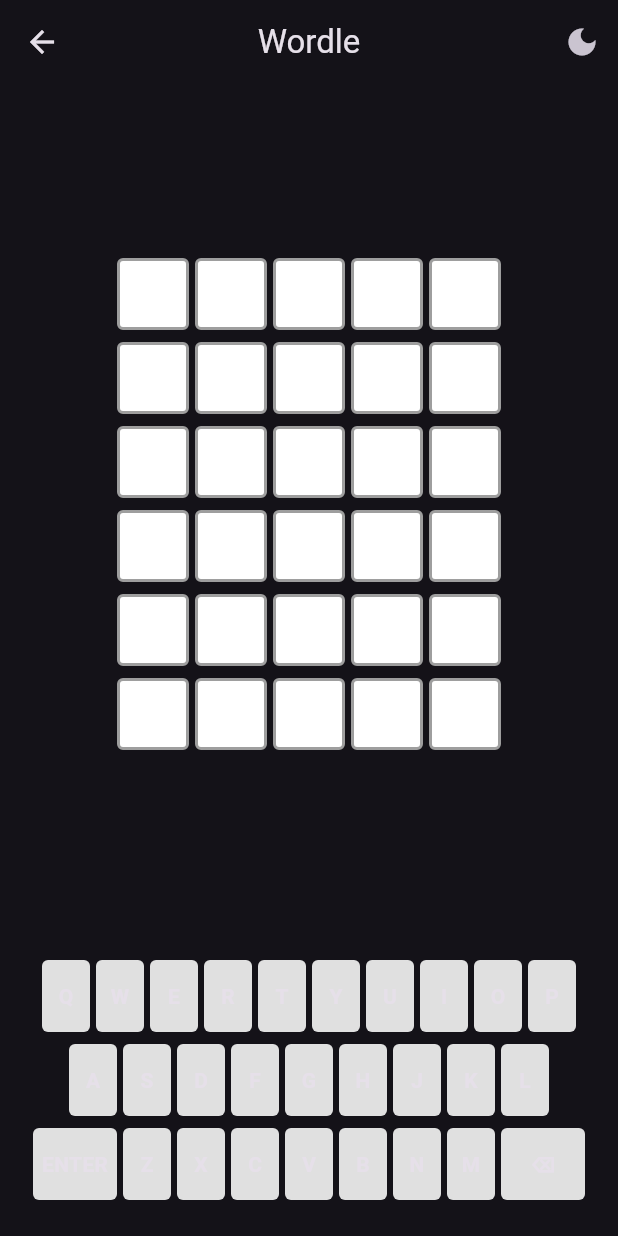
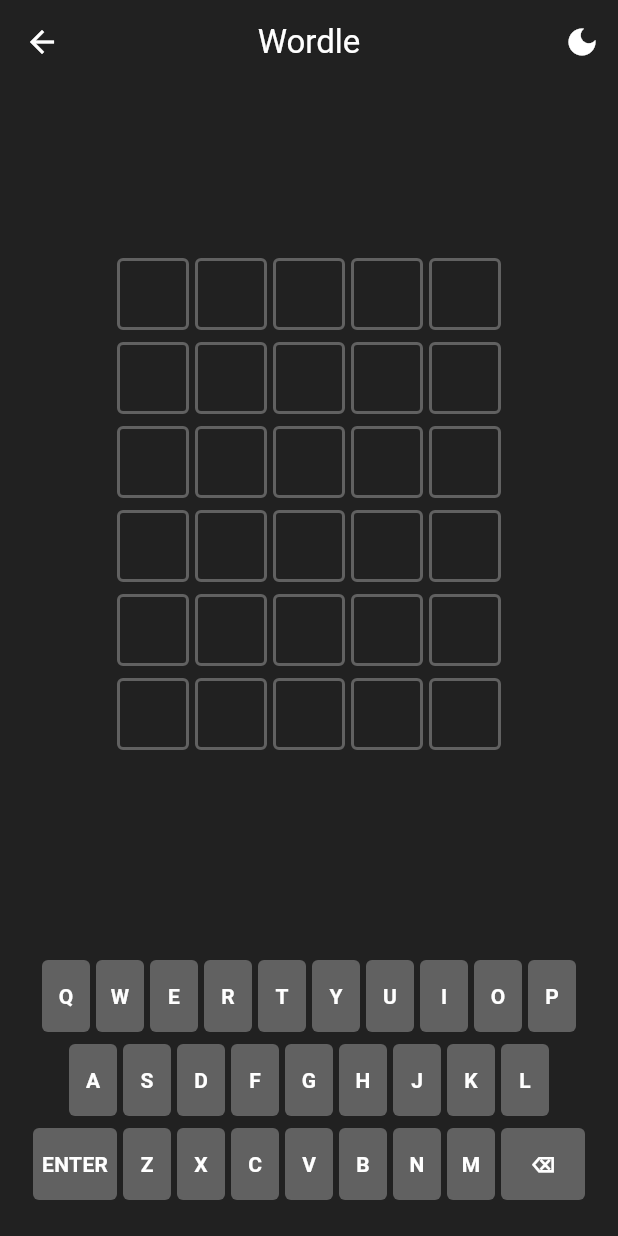
Before and after one commit to quiellll/flutter_wordle, a Flutter app: the screen it shows after launch, after a tap on the "light mode" icon, after a tap on "English", on a phone screen of 412 x 824 dp. Run offline on Flutter 3.47's test engine with Material 3 defaults, Android fonts, the phone set to English and light mode, and no system bars; our stand-ins replace shared_preferences; accounts and stored records are empty; project files that could hold a hidden picture were left out.

Commit message:
colorines arregladitos

```diff
--- a/lib/main.dart
+++ b/lib/main.dart
@@ -1,6 +1,7 @@
 import 'dart:convert';
 
 import 'package:flutter/material.dart';
+import 'package:flutter_wordle/widgets/theme/theme_colors.dart';
 import 'package:flutter_wordle/widgets/theme/theme_toggle.dart';
 import 'package:shared_preferences/shared_preferences.dart';
 import 'package:provider/provider.dart';
@@ -86,10 +87,9 @@
         builder: (context, themeProvider, _) {
           return MaterialApp(
             title: 'Wordle',
-            theme: ThemeData(
-              primarySwatch: Colors.grey,
-              brightness: themeProvider.isDarkMode ? Brightness.dark : Brightness.light,
-            ),
+            theme: WordleColors.getLightTheme(),
+            darkTheme: WordleColors.getDarkTheme(),
+            themeMode: themeProvider.isDarkMode ? ThemeMode.dark : ThemeMode.light,
             home: HomePage(
               isDarkMode: themeProvider.isDarkMode,
               onThemeToggle: themeProvider.toggleTheme,
@@ -210,7 +210,7 @@
                     child: _buildLanguageButton(
                       context,
                       'English',
-                      Colors.blue,
+                      WordleColors().englishButton,
                       () => _startGame(context, Language.english),
                     ),
                   ),
@@ -219,7 +219,7 @@
                     child: _buildLanguageButton(
                       context,
                       'Español',
-                      Colors.orange,
+                      WordleColors().spanishButton,
                       () => _startGame(context, Language.spanish),
                     ),
                   ),
--- a/lib/widgets/game/game_keyboard.dart
+++ b/lib/widgets/game/game_keyboard.dart
@@ -1,5 +1,7 @@
 import 'package:flutter/material.dart';
 import 'package:flutter_wordle/models/models.dart';
+import 'package:provider/provider.dart';
+import '../theme/theme_provider.dart';
 
 class GameKeyboard extends StatelessWidget {
   final Language language;
@@ -19,6 +21,7 @@
 
   @override
   Widget build(BuildContext context) {
+    final isDarkMode = context.watch<ThemeProvider>().isDarkMode;
     final List<List<String>> layout = language == Language.english ?
       [
         ['Q', 'W', 'E', 'R', 'T', 'Y', 'U', 'I', 'O', 'P'],
@@ -42,10 +45,10 @@
                 mainAxisAlignment: MainAxisAlignment.center,
                 children: [
                   if (row == layout.last)
-                    _buildSpecialKey('ENTER', onEnter),
-                  ...row.map((letter) => _buildKey(letter)),
+                    _buildSpecialKey('ENTER', onEnter, isDarkMode),
+                  ...row.map((letter) => _buildKey(letter, isDarkMode)),
                   if (row == layout.last)
-                    _buildSpecialKey('⌫', onBackspace),
+                    _buildSpecialKey('⌫', onBackspace, isDarkMode),
                 ],
               ),
             ),
@@ -54,7 +57,7 @@
     );
   }
 
-  Widget _buildKey(String letter) {
+  Widget _buildKey(String letter, bool isDarkMode) {
     Color getKeyColor() {
       switch (keyStates[letter]) {
         case KeyState.correct:
@@ -62,16 +65,23 @@
         case KeyState.wrongPosition:
           return Colors.orange;
         case KeyState.wrong:
-          return Colors.grey;
+          return isDarkMode ? Colors.grey.shade800 : Colors.grey;
         default:
-          return Colors.grey.shade300;
+          return isDarkMode ? Colors.grey.shade700 : Colors.grey.shade300;
       }
     }
+
+    final keyColor = getKeyColor();
+    final textColor = isDarkMode ||
+                     keyStates[letter] == KeyState.correct ||
+                     keyStates[letter] == KeyState.wrongPosition
+        ? Colors.white
+        : Colors.black;
 
     return Padding(
       padding: const EdgeInsets.all(2),
       child: Material(
-        color: getKeyColor(),
+        color: keyColor,
         borderRadius: BorderRadius.circular(4),
         child: InkWell(
           onTap: () => onKeyTap(letter),
@@ -81,8 +91,9 @@
             alignment: Alignment.center,
             child: Text(
               letter,
-              style: const TextStyle(
+              style: TextStyle(
                 fontWeight: FontWeight.bold,
+                color: textColor,
               ),
             ),
           ),
@@ -91,11 +102,14 @@
     );
   }
 
-  Widget _buildSpecialKey(String text, VoidCallback onTap) {
+  Widget _buildSpecialKey(String text, VoidCallback onTap, bool isDarkMode) {
+    final backgroundColor = isDarkMode ? Colors.grey.shade700 : Colors.grey.shade300;
+    final textColor = isDarkMode ? Colors.white : Colors.black;
+
     return Padding(
       padding: const EdgeInsets.all(2),
       child: Material(
-        color: Colors.grey.shade300,
+        color: backgroundColor,
         borderRadius: BorderRadius.circular(4),
         child: InkWell(
           onTap: onTap,
@@ -105,8 +119,9 @@
             alignment: Alignment.center,
             child: Text(
               text,
-              style: const TextStyle(
+              style: TextStyle(
                 fontWeight: FontWeight.bold,
+                color: textColor,
               ),
             ),
           ),
--- a/lib/widgets/game/game_tile.dart
+++ b/lib/widgets/game/game_tile.dart
@@ -1,5 +1,8 @@
 import 'package:flutter/material.dart';
+import 'package:provider/provider.dart';
 import '../../models/models.dart';
+import '../theme/theme_provider.dart';
+import '../theme/theme_colors.dart';
 
 class GameTile extends StatelessWidget {
   final String letter;
@@ -13,14 +16,17 @@
 
   @override
   Widget build(BuildContext context) {
+    final isDarkMode = context.watch<ThemeProvider>().isDarkMode;
+    final colors = isDarkMode ? WordleColors.darkTheme : WordleColors.lightTheme;
+
     return Container(
       margin: const EdgeInsets.all(2),
       width: 48,
       height: 48,
       decoration: BoxDecoration(
-        color: _getColorForState(state),
+        color: _getColorForState(state, isDarkMode),
         border: Border.all(
-          color: state == TileState.empty ? Colors.grey : Colors.transparent,
+          color: state == TileState.empty ? colors.borderColor : Colors.transparent,
           width: 2,
         ),
         borderRadius: BorderRadius.circular(4),
@@ -31,22 +37,33 @@
         style: TextStyle(
           fontSize: 24,
           fontWeight: FontWeight.bold,
-          color: state == TileState.empty ? Colors.black : Colors.white,
+          color: _getTextColor(state, isDarkMode),
         ),
       ),
     );
   }
 
-  Color _getColorForState(TileState state) {
+  Color _getColorForState(TileState state, bool isDarkMode) {
+    final colors = isDarkMode ? WordleColors.darkTheme : WordleColors.lightTheme;
+
     switch (state) {
       case TileState.correct:
-        return Colors.green;
+        return colors.correctTile;
       case TileState.wrongPosition:
-        return Colors.orange;
+        return colors.wrongPositionTile;
       case TileState.wrong:
-        return Colors.grey;
+        return colors.wrongTile;
       case TileState.empty:
-        return Colors.white;
+        return colors.emptyTile;
     }
   }
+
+  Color _getTextColor(TileState state, bool isDarkMode) {
+    final colors = isDarkMode ? WordleColors.darkTheme : WordleColors.lightTheme;
+
+    if (state == TileState.empty) {
+      return colors.textColor;  // Use the theme's text color instead of emptyTile
+    }
+    return colors.tileText;
+  }
 }
--- /dev/null
+++ b/lib/widgets/theme/theme_colors.dart
@@ -0,0 +1,91 @@
+import 'package:flutter/material.dart';
+
+class WordleColors {
+
+  Color spanishButton = Colors.blue;
+  Color englishButton = Colors.green;
+
+  // Light theme colors
+  static final lightTheme = _WordleThemeColors(
+    // Home screen colors
+    mainText: Colors.grey,
+
+    // Game colors
+    correctTile: Colors.green,
+    wrongPositionTile: Colors.orange,
+    tileText: Colors.white,
+    emptyTile: Colors.white,
+    wrongTile: Colors.grey,
+    borderColor: Colors.grey,
+    textColor: Colors.black,
+    keyboardDefault: Colors.grey.shade300,
+  );
+
+  // Dark theme colors
+  static final darkTheme = _WordleThemeColors(
+    // Home screen colors
+    mainText: Colors.grey,
+
+    // Game colors
+    correctTile: Colors.green,
+    wrongPositionTile: Colors.orange,
+    tileText: Colors.white,
+    emptyTile: Colors.grey.shade900,
+    wrongTile: Colors.grey.shade800,
+    borderColor: Colors.grey.shade700,
+    textColor: Colors.white,
+    keyboardDefault: Colors.grey.shade700,
+  );
+
+  static ThemeData getLightTheme() {
+    return ThemeData(
+      primarySwatch: Colors.grey,
+      brightness: Brightness.light,
+      scaffoldBackgroundColor: Colors.white,
+      appBarTheme: const AppBarTheme(
+        backgroundColor: Colors.white,
+        foregroundColor: Colors.black,
+        elevation: 0,
+      ),
+      // You can add more theme configurations here
+    );
+  }
+
+  static ThemeData getDarkTheme() {
+    return ThemeData(
+      primarySwatch: Colors.grey,
+      brightness: Brightness.dark,
+      scaffoldBackgroundColor: Colors.grey.shade900,
+      appBarTheme: AppBarTheme(
+        backgroundColor: Colors.grey.shade900,
+        foregroundColor: Colors.white,
+        elevation: 0,
+      ),
+      // You can add more theme configurations here
+    );
+  }
+}
+
+class _WordleThemeColors {
+  final Color mainText;
+  final Color correctTile;
+  final Color wrongPositionTile;
+  final Color tileText;
+  final Color emptyTile;
+  final Color wrongTile;
+  final Color borderColor;
+  final Color textColor;
+  final Color keyboardDefault;
+
+  const _WordleThemeColors({
+    required this.mainText,
+    required this.correctTile,
+    required this.wrongPositionTile,
+    required this.tileText,
+    required this.emptyTile,
+    required this.wrongTile,
+    required this.borderColor,
+    required this.textColor,
+    required this.keyboardDefault,
+  });
+}
```
